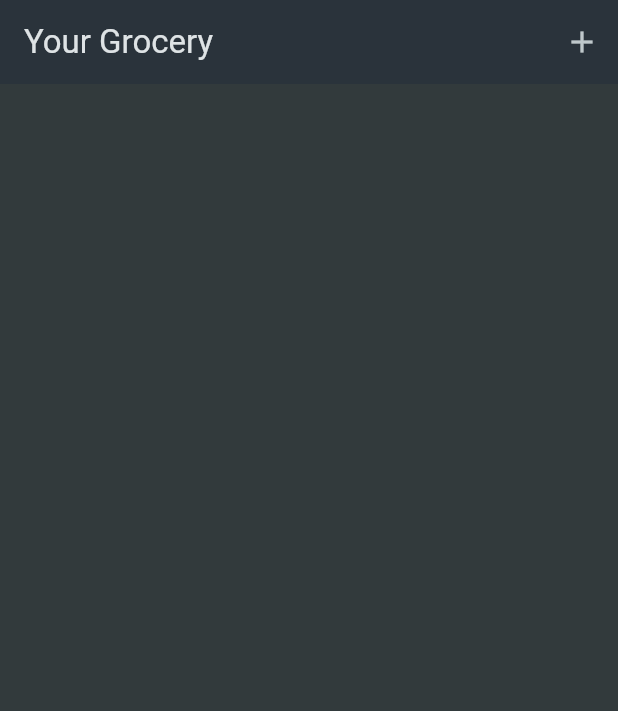
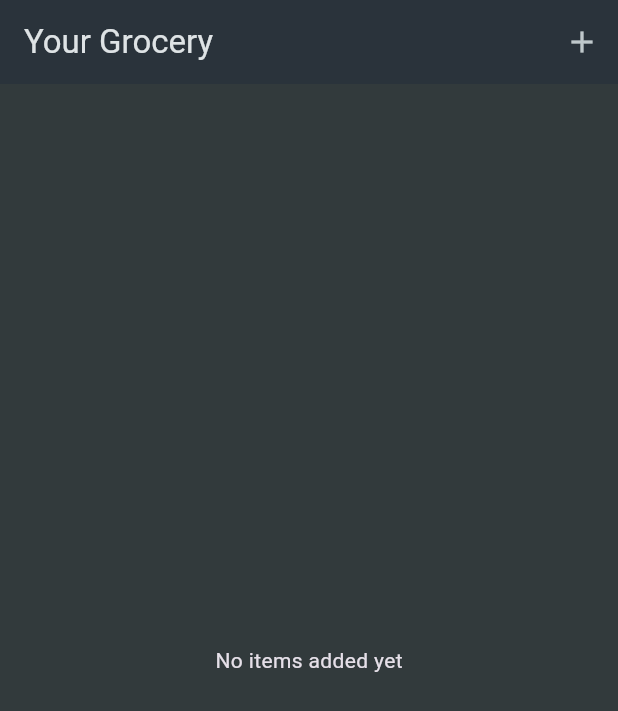
Before and after one commit to CongNQ-Dev/flutter_shopping_list, a Flutter app: the screen it shows after launch, on a phone screen of 412 x 824 dp. Shown: the top 711 px of the screen. Run offline on Flutter 3.47's test engine with Material 3 defaults, Android fonts, the phone set to English and light mode, and no system bars.

Commit message:
Final Challenge Solutio

```diff
--- a/lib/widgets/grocery_list.dart
+++ b/lib/widgets/grocery_list.dart
@@ -25,22 +25,26 @@ class _GroceryListState extends State<GroceryList> {
     });
   }
 
+  void _removeItem(GroceryItem item) {
+    setState(() {
+      _groceryItems.remove(item);
+    });
+  }
+
   @override
   Widget build(BuildContext context) {
-    return Scaffold(
-        appBar: AppBar(
-          title: const Text("Your Grocery"),
-          actions: [
-            IconButton(
-                onPressed: () {
-                  _addItem(context);
-                },
-                icon: const Icon(Icons.add))
-          ],
-        ),
-        body: ListView.builder(
-          itemCount: _groceryItems.length,
-          itemBuilder: ((context, index) => ListTile(
+    Widget content = const Center(
+      child: Text('No items added yet'),
+    );
+    if (_groceryItems.isNotEmpty) {
+      content = ListView.builder(
+        itemCount: _groceryItems.length,
+        itemBuilder: ((context, index) => Dismissible(
+              onDismissed: (direction) {
+                _removeItem(_groceryItems[index]);
+              },
+              key: ValueKey(_groceryItems[index].id),
+              child: ListTile(
                 title: Text(
                   _groceryItems[index].name,
                 ),
@@ -50,7 +54,22 @@ class _GroceryListState extends State<GroceryList> {
                   color: _groceryItems[index].category.color,
                 ),
                 trailing: Text(_groceryItems[index].quantity.toString()),
-              )),
-        ));
+              ),
+            )),
+      );
+    }
+    return Scaffold(
+      appBar: AppBar(
+        title: const Text("Your Grocery"),
+        actions: [
+          IconButton(
+              onPressed: () {
+                _addItem(context);
+              },
+              icon: const Icon(Icons.add))
+        ],
+      ),
+      body: content,
+    );
   }
 }
```
